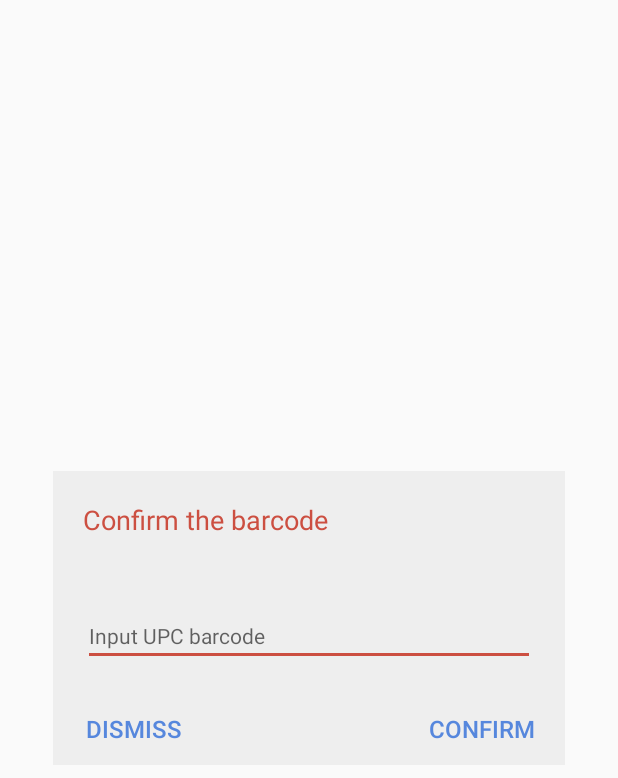
After one commit to Vincent-Weng/BestPrice, an Android app: the layout popup_barcode_confirm_window.xml on its own in the app's theme, with its tools: preview values and no code run, on a phone screen of 412 x 824 dp. The commit adds this screen. Shown: the top 778 px of the screen. Run offline under Robolectric (Android 15) with nearby library versions, the phone set to English and light mode, and no system bars.

Commit message:
Revert "Revert "Merge branch 'master' of https://github.com/Vincent-Weng/ECE651_Project""
This reverts commit f434bb0c435a592ee6921fec39693ee04524d873.

```diff
--- a/PriceCompare/app/src/main/java/ca/uwaterloo/ece651/pricecompare/pricecompare/ScannerActivity.java
+++ b/PriceCompare/app/src/main/java/ca/uwaterloo/ece651/pricecompare/pricecompare/ScannerActivity.java
@@ -2,25 +2,25 @@ package ca.uwaterloo.ece651.pricecompare.pricecompare;
 
 import android.Manifest;
 import android.app.Activity;
-import android.app.ExpandableListActivity;
 import android.content.Intent;
 import android.content.pm.PackageManager;
 import android.os.Bundle;
-import android.util.Log;
 import android.support.annotation.Nullable;
 import android.support.v4.app.ActivityCompat;
 import android.support.v4.content.ContextCompat;
-import android.widget.Toast;
+import android.util.Log;
+import android.view.Gravity;
+import android.view.View;
+import android.view.WindowManager;
+import android.widget.Button;
+import android.widget.EditText;
+import android.widget.PopupWindow;
 
 import java.util.List;
-import java.util.concurrent.atomic.AtomicBoolean;
-import java.util.concurrent.atomic.AtomicInteger;
 
-import ca.uwaterloo.ece651.pricecompare.DataReq.Model.Item;
 import ca.uwaterloo.ece651.pricecompare.DataReq.Model.Product;
 import ca.uwaterloo.ece651.pricecompare.DataReq.MyObserver;
 import ca.uwaterloo.ece651.pricecompare.DataReq.ObserverOnNextListener;
-import ca.uwaterloo.ece651.pricecompare.DataReq.ProductExistException;
 import ca.uwaterloo.ece651.pricecompare.DataReq.http.ApiMethods;
 import me.dm7.barcodescanner.zbar.Result;
 import me.dm7.barcodescanner.zbar.ZBarScannerView;
@@ -29,6 +29,7 @@ public class ScannerActivity extends Activity implements ZBarScannerView.ResultH
 
     private ZBarScannerView mScannerView;
     boolean productExists;
+    private PopupWindow popupBarcodeConfirmWindow;
 
     @Override
     protected void onCreate(@Nullable Bundle savedInstanceState) {
@@ -56,11 +57,8 @@ public class ScannerActivity extends Activity implements ZBarScannerView.ResultH
         mScannerView.stopCamera();
     }
 
-    @Override
-    public void handleResult(Result result) {
 
-        String UPC = result.getContents().replaceAll("^0+","");
-        Log.d("test result", UPC);
+    public void turnToDisOrAdd(String UPC){
 
         ObserverOnNextListener<List<Product>> ProductListener = products -> {
             //product doesn't exists in the database
@@ -80,6 +78,51 @@ public class ScannerActivity extends Activity implements ZBarScannerView.ResultH
             }
         };
         ApiMethods.getProduct(new MyObserver<>(this, ProductListener), UPC);
+    }
+
+    @Override
+    public void handleResult(Result result) {
+
+
+        String UPC = result.getContents().replaceAll("^0+","");
+        View popupConfirmBarcodeView = View.inflate(this, R.layout.popup_barcode_confirm_window, null);
+        EditText barcode = (EditText)popupConfirmBarcodeView.findViewById(R.id.BarcodeInput);
+        Log.d("test result", UPC);
+        barcode.setText(UPC);
+
+
+
+        Button confirm = (Button)popupConfirmBarcodeView.findViewById(R.id.ConfirmBarcode);
+        confirm.setOnClickListener(v -> {
+            String UPC_input = String.valueOf(barcode.getText()).replaceAll("^0+","");
+            Log.d("changed result", UPC);
+            turnToDisOrAdd(UPC_input);
+        });
+
+        Button dismiss = (Button)popupConfirmBarcodeView.findViewById(R.id.DismissConfirmBarcode);
+        dismiss.setOnClickListener(v->{this.finish();});
+
+
+        popupBarcodeConfirmWindow = new PopupWindow(popupConfirmBarcodeView,
+                WindowManager.LayoutParams.MATCH_PARENT, WindowManager.LayoutParams.MATCH_PARENT);
+        popupBarcodeConfirmWindow.setFocusable(true);
+        popupBarcodeConfirmWindow.setOutsideTouchable(true);
+        popupBarcodeConfirmWindow.setAnimationStyle(R.style.fadePopupAnimation);
+//        popupConfirmBarcodeView.setBackgroundColor(getResources().getColor(android.R.color.white));
+
+        popupBarcodeConfirmWindow.setOnDismissListener(() -> {
+            WindowManager.LayoutParams lp = getWindow().getAttributes();
+            lp.alpha = 1.0f;
+            getWindow().setAttributes(lp);
+        });
+
+        WindowManager.LayoutParams lp = getWindow().getAttributes();
+        lp.alpha = 0.5f;
+        getWindow().setAttributes(lp);
+
+        popupBarcodeConfirmWindow.showAtLocation(popupConfirmBarcodeView, Gravity.CENTER, 0, 0);
+
+
 
     }
 }
--- a/PriceCompare/app/src/main/res/layout/activity_display_category.xml
+++ b/PriceCompare/app/src/main/res/layout/activity_display_category.xml
@@ -59,7 +59,7 @@
     <ListView
         android:id="@+id/users"
         android:layout_width="wrap_content"
-        android:layout_height="552dp"
+        android:layout_height="554dp"
         android:layout_marginStart="1dp"
         android:layout_marginEnd="1dp"
         android:layout_marginBottom="8dp"
--- /dev/null
+++ b/PriceCompare/app/src/main/res/layout/popup_barcode_confirm_window.xml
@@ -0,0 +1,117 @@
+<?xml version="1.0" encoding="utf-8"?>
+<LinearLayout xmlns:android="http://schemas.android.com/apk/res/android"
+    xmlns:app="http://schemas.android.com/apk/res-auto"
+    xmlns:tools="http://schemas.android.com/tools"
+    android:layout_width="match_parent"
+    android:layout_height="match_parent">
+
+    <android.support.constraint.ConstraintLayout
+        android:layout_width="match_parent"
+        android:layout_height="match_parent">
+
+        <android.support.constraint.ConstraintLayout
+            android:layout_width="0dp"
+            android:layout_height="wrap_content"
+            android:layout_marginStart="35dp"
+            android:layout_marginTop="100dp"
+            android:layout_marginEnd="35dp"
+            android:layout_marginBottom="100dp"
+            android:background="@color/colorAppBackground"
+            app:layout_constraintBottom_toBottomOf="parent"
+            app:layout_constraintEnd_toEndOf="parent"
+            app:layout_constraintStart_toStartOf="parent"
+            app:layout_constraintTop_toTopOf="parent">
+
+            <LinearLayout
+                android:id="@+id/linearLayout12"
+                android:layout_width="0dp"
+                android:layout_height="50dp"
+                android:layout_marginStart="20dp"
+                android:layout_marginTop="20dp"
+                android:layout_marginEnd="20dp"
+                android:layout_marginBottom="8dp"
+                android:orientation="vertical"
+                app:layout_constraintBottom_toTopOf="@+id/linearLayout11"
+                app:layout_constraintEnd_toEndOf="parent"
+                app:layout_constraintStart_toStartOf="parent"
+                app:layout_constraintTop_toTopOf="parent">
+
+                <TextView
+                    android:id="@+id/textView11"
+                    android:layout_width="match_parent"
+                    android:layout_height="wrap_content"
+                    android:text="Confirm the barcode"
+                    android:textColor="@color/colorAccent"
+                    android:textSize="18sp" />
+            </LinearLayout>
+
+            <LinearLayout
+                android:id="@+id/linearLayout11"
+                android:layout_width="0dp"
+                android:layout_height="50dp"
+                android:layout_marginStart="20dp"
+                android:layout_marginTop="20dp"
+                android:layout_marginEnd="20dp"
+                android:orientation="vertical"
+                app:layout_constraintEnd_toEndOf="parent"
+                app:layout_constraintStart_toStartOf="parent"
+                app:layout_constraintTop_toBottomOf="@+id/linearLayout12">
+
+                <EditText
+                    android:id="@+id/BarcodeInput"
+                    android:layout_width="match_parent"
+                    android:layout_height="wrap_content"
+                    android:ems="10"
+                    android:hint="@string/input_upc_code"
+                    android:inputType="text"
+                    android:textSize="14sp" />
+            </LinearLayout>
+
+            <LinearLayout
+                android:id="@+id/linearLayout13"
+                android:layout_width="wrap_content"
+                android:layout_height="wrap_content"
+                android:layout_marginStart="10dp"
+                android:layout_marginTop="8dp"
+                android:orientation="horizontal"
+                app:layout_constraintStart_toStartOf="parent"
+                app:layout_constraintTop_toBottomOf="@+id/linearLayout11">
+
+                <Button
+                    android:id="@+id/DismissConfirmBarcode"
+                    style="@style/Widget.AppCompat.Button.Borderless"
+                    android:layout_width="wrap_content"
+                    android:layout_height="match_parent"
+                    android:layout_weight="1"
+                    android:text="dismiss"
+                    android:textAlignment="viewStart"
+                    android:textAllCaps="true"
+                    android:textColor="@color/colorButtonBlue"
+                    android:textSize="16sp" />
+            </LinearLayout>
+
+            <LinearLayout
+                android:layout_width="wrap_content"
+                android:layout_height="wrap_content"
+                android:layout_marginTop="8dp"
+                android:layout_marginEnd="8dp"
+                android:orientation="horizontal"
+                app:layout_constraintEnd_toEndOf="parent"
+                app:layout_constraintTop_toBottomOf="@+id/linearLayout11">
+
+                <Button
+                    android:id="@+id/ConfirmBarcode"
+                    style="@style/Widget.AppCompat.Button.Borderless"
+                    android:layout_width="wrap_content"
+                    android:layout_height="wrap_content"
+                    android:layout_weight="1"
+                    android:text="confirm"
+                    android:textAlignment="center"
+                    android:textAllCaps="true"
+                    android:textColor="@color/colorButtonBlue"
+                    android:textSize="16sp" />
+            </LinearLayout>
+
+        </android.support.constraint.ConstraintLayout>
+    </android.support.constraint.ConstraintLayout>
+</LinearLayout>
--- a/PriceCompare/app/src/main/res/values/colors.xml
+++ b/PriceCompare/app/src/main/res/values/colors.xml
@@ -2,7 +2,7 @@
 <resources>
     <color name="colorPrimary">#CC4F41</color>
     <color name="colorPrimaryDark">#a93d2b</color>
-    <color name="colorAppBackground">#EEEEEE</color>
+    <color name="colorAppBackground">#eeeeee</color>
     <color name="colorAccent">#cc4f41</color>
     <color name="colorHintText">#767676</color>
     <color name="colorIconOnButton">#cc4f41</color>
```
Also changed, not shown: 1 other file.
